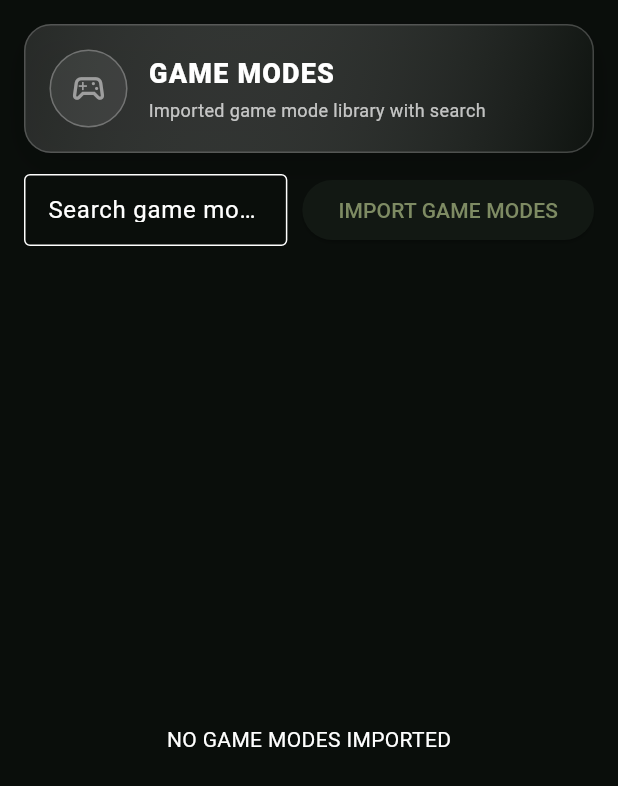
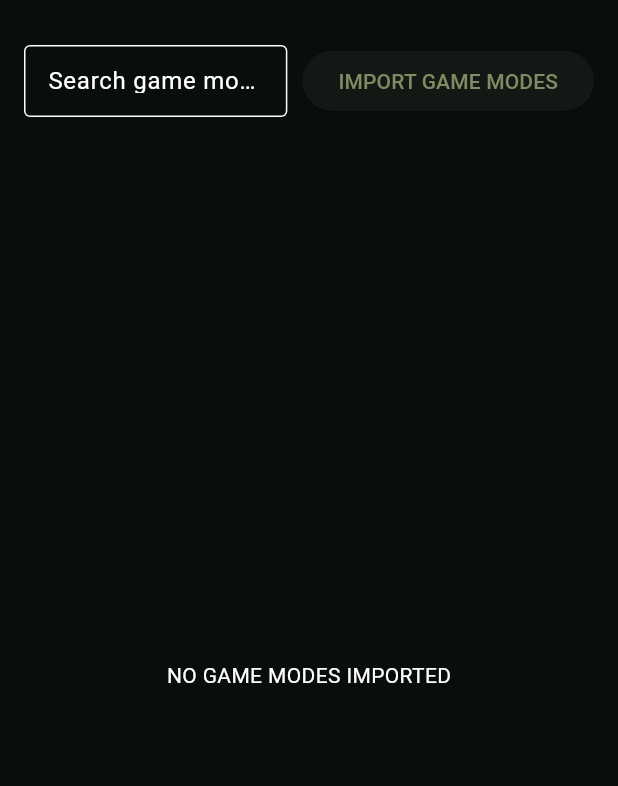
Before and after one commit to bravo-nineteen/aoj-terminal-app, a Flutter app: the GameModesPanel widget shown alone on an empty page, opened directly with empty values, on a phone screen of 412 x 824 dp. Shown: the top 786 px of the screen. Run offline on Flutter 3.47's test engine with Material 3 defaults, Android fonts, the phone set to English and light mode, and no system bars; our stand-ins replace csv, file_picker, share_plus, webview_flutter; missing offline and left inert: excel.

Commit message:
Update game_modes_panel.dart

```diff
--- a/lib/panels/game_modes_panel.dart
+++ b/lib/panels/game_modes_panel.dart
@@ -27,12 +27,6 @@ class GameModesPanel extends StatelessWidget {
       padding: const EdgeInsets.all(16),
       child: Column(
         children: [
-          HeroPanel(
-            title: 'GAME MODES',
-            subtitle: 'Imported game mode library with search',
-            accent: accent,
-            icon: Icons.sports_esports_outlined,
-          ),
           const SizedBox(height: 14),
           Row(
             children: [
```
